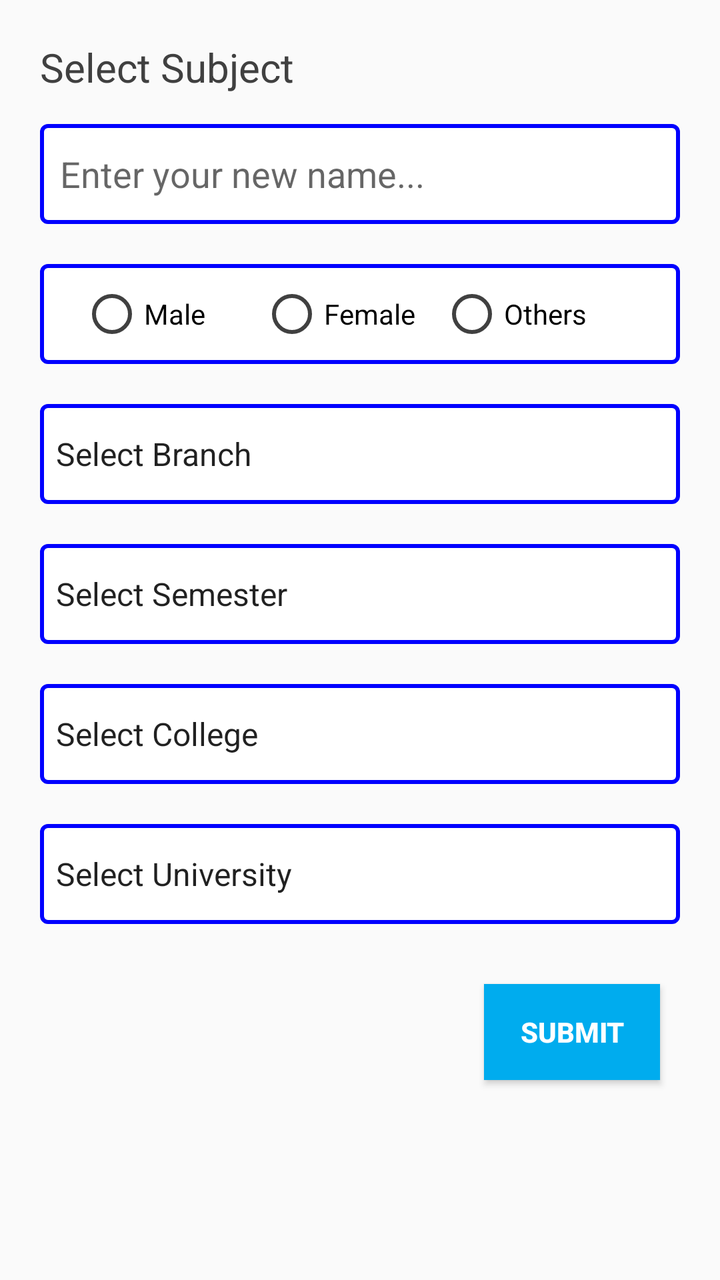
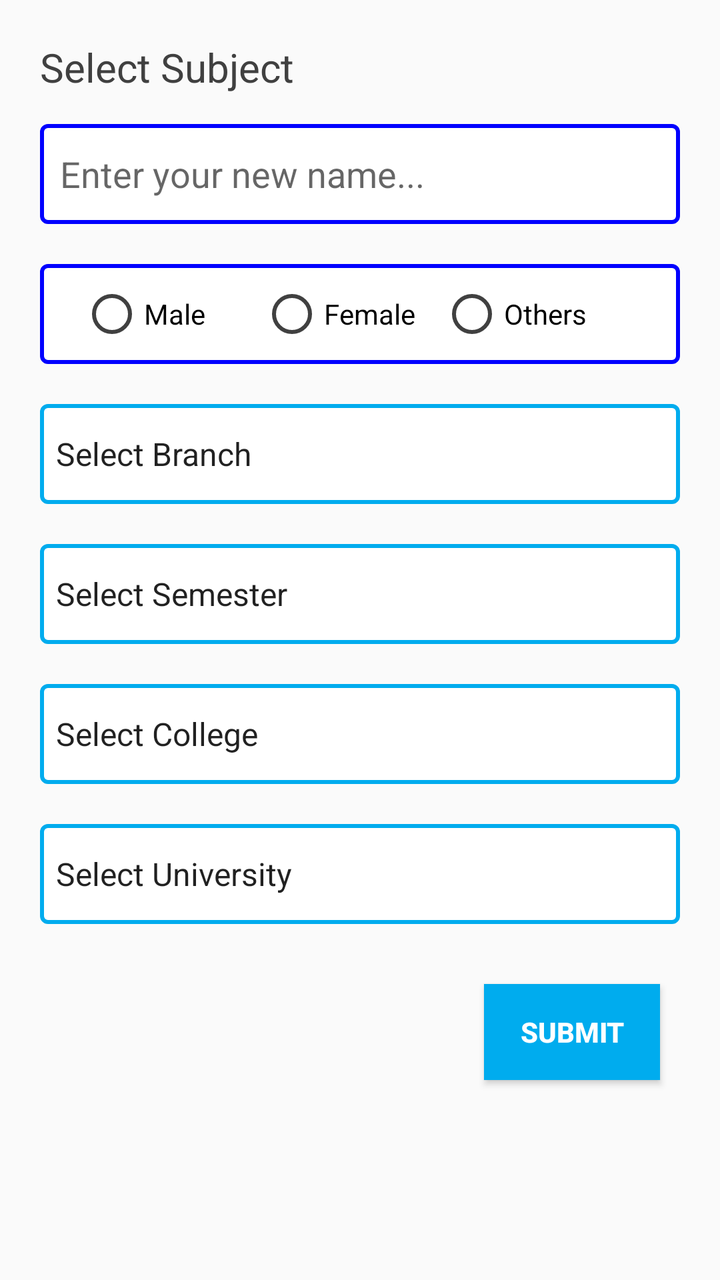

The first picture is an Android layout as it rendered before a commit; the second is the same layout after the commit. The layout source and the unified diff follow.
<!-- AndroidManifest.xml: application theme AppTheme -->
<!-- res/layout/custom_dialog_edit_profile.xml -->
<?xml version="1.0" encoding="utf-8"?>
<LinearLayout xmlns:android="http://schemas.android.com/apk/res/android"
    android:layout_width="330dp"
    android:layout_height="match_parent"
    android:layout_gravity="center_horizontal"
    android:orientation="vertical"
    android:padding="20dp">

    <TextView
        android:id="@+id/select_subject"
        android:layout_width="match_parent"
        android:layout_height="wrap_content"
        android:layout_marginBottom="15dp"
        android:text="Select Subject"
        android:textColor="@color/verydarkgrey"
        android:textSize="20sp" />

    <EditText
        android:id="@+id/et_name"
        android:layout_width="match_parent"
        android:layout_height="50dp"
        android:layout_marginBottom="20dp"
        android:background="@layout/rounded_border_edittext"
        android:maxLines="1"
        android:hint="Enter your new name..."
        android:paddingStart="10dp" />

    <RadioGroup
        android:id="@+id/radioGroup_gender"
        android:layout_width="match_parent"
        android:layout_height="50dp"
        android:background="@layout/rounded_border_edittext"
        android:layout_marginBottom="20dp"
        android:paddingStart="20dp"
        android:orientation="horizontal">

        <RadioButton
            android:id="@+id/rad_male"
            android:layout_width="0dp"
            android:layout_height="match_parent"
            android:layout_weight="0.3"
            android:buttonTint="@color/verydarkgrey"
            android:text="Male" />

        <RadioButton
            android:id="@+id/rad_female"
            android:layout_width="0dp"
            android:layout_height="match_parent"
            android:layout_weight="0.3"
            android:buttonTint="@color/verydarkgrey"
            android:text="Female" />

        <RadioButton
            android:id="@+id/rad_others"
            android:layout_width="0dp"
            android:layout_height="match_parent"
            android:layout_weight="0.4"
            android:buttonTint="@color/verydarkgrey"
            android:text="Others" />
    </RadioGroup>

    <Spinner
        android:id="@+id/sp_branch"
        android:layout_width="match_parent"
        android:layout_height="50dp"
        android:layout_marginBottom="20dp"
        android:background="@layout/rounded_border_edittext"
        android:entries="@array/branches" />

    <Spinner
        android:id="@+id/sp_semester"
        android:layout_width="match_parent"
        android:layout_height="50dp"
        android:layout_marginBottom="20dp"
        android:background="@layout/rounded_border_edittext"
        android:entries="@array/semester" />

    <Spinner
        android:id="@+id/sp_college"
        android:layout_width="match_parent"
        android:layout_height="50dp"
        android:layout_marginBottom="20dp"
        android:background="@layout/rounded_border_edittext"
        android:entries="@array/collegelist" />

    <Spinner
        android:id="@+id/sp_university"
        android:layout_width="match_parent"
        android:layout_height="50dp"
        android:layout_marginBottom="20dp"
        android:background="@layout/rounded_border_edittext"
        android:entries="@array/university" />
    <Button
        android:id="@+id/btn_submit"
        android:layout_width="wrap_content"
        android:layout_height="wrap_content"
        android:layout_gravity="end"
        android:layout_marginTop="10dp"
        android:layout_marginEnd="10dp"
        android:background="@color/colorPrimary"
        android:text="SUBMIT"
        android:textColor="@color/white"
        android:textStyle="bold"/>

</LinearLayout>
<!-- res/layout/rounded_border_edittext.xml (included above) -->
<selector xmlns:android="http://schemas.android.com/apk/res/android">
    <item>
        <shape android:shape="rectangle">
            <solid android:color="#ffffff"/>
            <corners android:radius="3dp" />
            <stroke
                android:width="2dp"
                android:color="@color/blue"
                />
        </shape>
    </item>
</selector>
<!-- resources referenced by this layout -->
<resources>
  <string-array name="branches">
          <item>Select Branch</item>
          <item>Computer Science and Engineering</item>
          <item>Electronics and Communication Engineering</item>
          <item>Mechanical Engineering</item>
          <item>Electrical Engineering</item>
          <item>Civil Engineering</item>
      </string-array>
  <string-array name="collegelist">
          <item>Select College</item>
          <item>All</item>
          <item>BIT Sindri</item>
          <item>University College of Engineering &amp; Technology</item>
          <item>Chaibasa Engineering College</item>
          <item>Ramgarh Engineering College</item>
          <item>Dumka Engineering College</item>
          <item>DAV Institute of Engineering &amp; Technology</item>
          <item>Nilai Educational Trust\'s Group of Institutions</item>
          <item>Ramchandra Chandravanshi Institute of Technology</item>
          <item>Ramgovind Institute of Technology</item>
          <item>Gurugovind Singh Educational Society Technical Campus</item>
          <item>RTC Institute of Technology</item>
          <item>B.A. College of Engineering &amp; Technology</item>
          <item>Maryland Institute of Technology &amp; Management</item>
          <item>K.K. College of Engineering &amp; Management</item>
          <item>RVS College of Engineering &amp; Technology</item>
          <item>C.I.T Tatisilwai</item>
          <item>Others</item>
      </string-array>
  <string-array name="semester">
          <item>Select Semester</item>
          <item>1st Semester</item>
          <item>2nd Semester</item>
          <item>3rd Semester</item>
          <item>4th Semester</item>
          <item>5th Semester</item>
          <item>6th Semester</item>
          <item>7th Semester</item>
          <item>8th Semester</item>
      </string-array>
  <string-array name="university">
          <item>Select University</item>
          <item>All</item>
          <item>Jharkhand University of Technology</item>
          <item>Kolhan University</item>
          <item>Others</item>
  
      </string-array>
  <color name="blue">#0000ff</color>
  <color name="colorPrimary">#00acee</color>
  <color name="verydarkgrey">#404040</color>
  <color name="white">#ffffff</color>
  <style name="AppTheme" parent="Theme.AppCompat.Light.NoActionBar">
          
          <item name="colorPrimary">@color/colorPrimary</item>
          <item name="colorPrimaryDark">@color/colorPrimaryDark</item>
          <item name="colorAccent">@color/colorAccent</item>
      </style>
  <color name="colorPrimaryDark">#00acee</color>
  <color name="colorAccent">#D81B60</color>
</resources>

<!-- the commit's change to res/layout/custom_dialog_edit_profile.xml (unified diff, before → after) -->
@@ -64,7 +64,7 @@
         android:layout_width="match_parent"
         android:layout_height="50dp"
         android:layout_marginBottom="20dp"
-        android:background="@layout/rounded_border_edittext"
+        android:background="@layout/rounded_border_spinner"
         android:entries="@array/branches" />
 
     <Spinner
@@ -72,7 +72,7 @@
         android:layout_width="match_parent"
         android:layout_height="50dp"
         android:layout_marginBottom="20dp"
-        android:background="@layout/rounded_border_edittext"
+        android:background="@layout/rounded_border_spinner"
         android:entries="@array/semester" />
 
     <Spinner
@@ -80,7 +80,7 @@
         android:layout_width="match_parent"
         android:layout_height="50dp"
         android:layout_marginBottom="20dp"
-        android:background="@layout/rounded_border_edittext"
+        android:background="@layout/rounded_border_spinner"
         android:entries="@array/collegelist" />
 
     <Spinner
@@ -88,7 +88,7 @@
         android:layout_width="match_parent"
         android:layout_height="50dp"
         android:layout_marginBottom="20dp"
-        android:background="@layout/rounded_border_edittext"
+        android:background="@layout/rounded_border_spinner"
         android:entries="@array/university" />
     <Button
         android:id="@+id/btn_submit"
@@ -116,3 +116,16 @@
         </shape>
     </item>
 </selector>
+<!-- res/layout/rounded_border_spinner.xml (included above) -->
+<selector xmlns:android="http://schemas.android.com/apk/res/android">
+    <item>
+        <shape android:shape="rectangle">
+            <solid android:color="#ffffff"/>
+            <corners android:radius="3dp" />
+            <stroke
+                android:width="2dp"
+                android:color="@color/colorPrimary"
+                />
+        </shape>
+    </item>
+</selector>
<!-- resource entries referenced after the edit -->
@@ -7,10 +7,10 @@
           <item>Mechanical Engineering</item>
           <item>Electrical Engineering</item>
           <item>Civil Engineering</item>
+          <item>Others</item>
       </string-array>
   <string-array name="collegelist">
           <item>Select College</item>
-          <item>All</item>
           <item>BIT Sindri</item>
           <item>University College of Engineering &amp; Technology</item>
           <item>Chaibasa Engineering College</item>
@@ -42,7 +42,6 @@
       </string-array>
   <string-array name="university">
           <item>Select University</item>
-          <item>All</item>
           <item>Jharkhand University of Technology</item>
           <item>Kolhan University</item>
           <item>Others</item>
